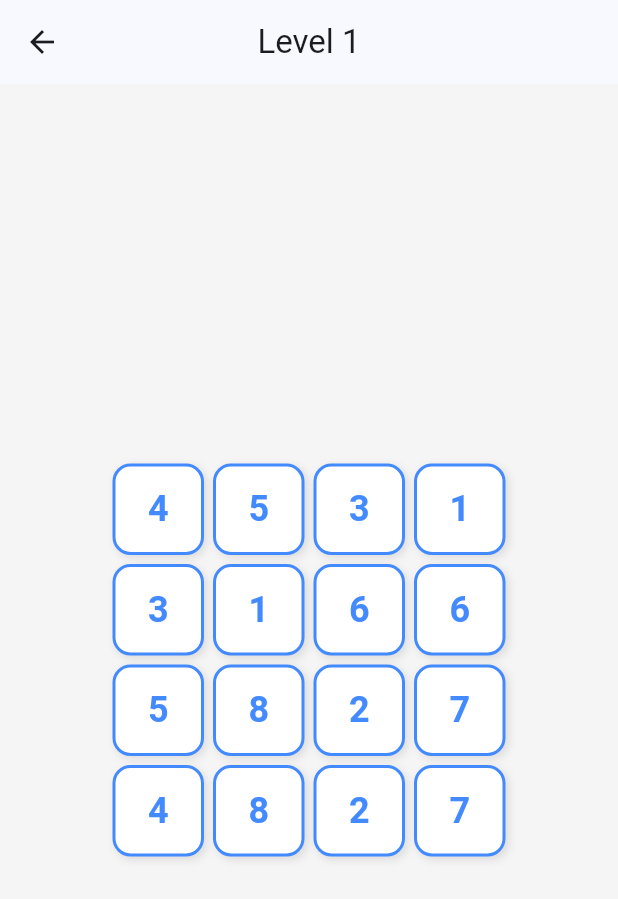
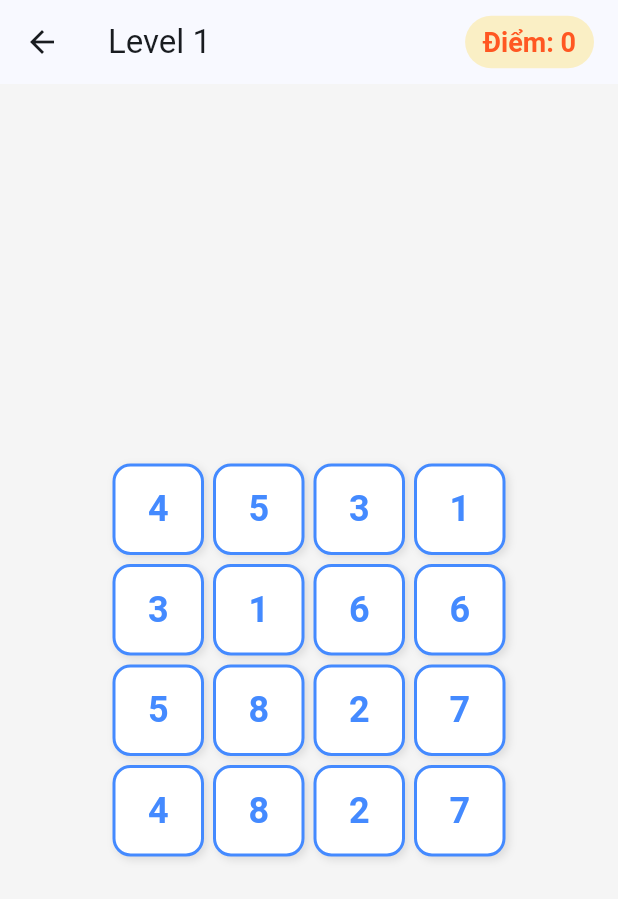
Before and after one commit to nvthih24/onet-puzzle-mobile, a Flutter app: the GameplayScreen screen opened directly, on a phone screen of 412 x 824 dp. Shown: the top 899 px of the screen. Run offline on Flutter 3.47's test engine with Material 3 defaults, Android fonts, the phone set to English and light mode, and no system bars.

Commit message:
Thêm tính năng tính điểm (Scoring) cho game

```diff
--- a/lib/providers/game_provider.dart
+++ b/lib/providers/game_provider.dart
@@ -16,6 +16,7 @@ class GameProvider extends ChangeNotifier {
   final int cols = 4;
   late PathFinder pathFinder;
   bool isWon = false;
+  int score = 0;
 
   GameProvider() {
     pathFinder = PathFinder(rows, cols);
@@ -35,6 +36,7 @@ class GameProvider extends ChangeNotifier {
     // ];
     firstSelected = null;
     isWon = false;
+    score = 0;
     notifyListeners(); // Báo cho UI vẽ lại màn hình
   }
 
@@ -63,6 +65,7 @@ class GameProvider extends ChangeNotifier {
         print("🟢 Nối thành công!");
         // Tạm thời vẽ 1 đường thẳng nối trực tiếp 2 điểm
         currentPath = validPath;
+        score += 100;
         notifyListeners(); // Báo cho UI vẽ đường nối
 
         // Đợi 0.5 giây để người chơi nhìn thấy đường nối, sau đó mới xóa hình
--- a/lib/screens/gameplay_screen.dart
+++ b/lib/screens/gameplay_screen.dart
@@ -17,7 +17,31 @@ class GameplayScreen extends StatelessWidget {
 
     return Scaffold(
       backgroundColor: Colors.grey[100],
-      appBar: AppBar(title: const Text('Level 1'), centerTitle: true),
+      appBar: AppBar(
+        title: Row(
+          mainAxisAlignment: MainAxisAlignment.spaceBetween,
+          children: [
+            const Text('Level 1'),
+            // Hiển thị điểm số ở góc phải
+            Container(
+              padding: const EdgeInsets.symmetric(horizontal: 12, vertical: 6),
+              decoration: BoxDecoration(
+                color: Colors.amberAccent.withOpacity(0.3),
+                borderRadius: BorderRadius.circular(20),
+              ),
+              child: Text(
+                'Điểm: ${gameProvider.score}',
+                style: const TextStyle(
+                  fontSize: 18,
+                  fontWeight: FontWeight.bold,
+                  color: Colors.deepOrange,
+                ),
+              ),
+            ),
+          ],
+        ),
+        centerTitle: false, // Tắt centerTitle để Row tràn đều 2 bên
+      ),
       body: Center(
         child: Padding(
           padding: const EdgeInsets.all(8.0),
```
